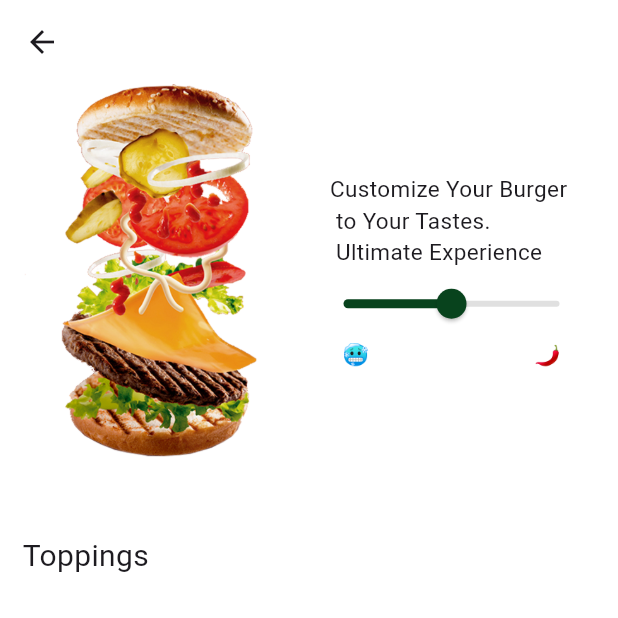
After one commit to abdullahdebo/hungry_app, a Flutter app: the screen it shows after launch, after a tap on "Cheesburger", on a phone screen of 412 x 824 dp, the top half of it. The commit adds this screen. Run offline on Flutter 3.47's test engine with Material 3 defaults, Android fonts, the light colour scheme and no system bars; our stand-ins replace flutter_svg, gap.

Commit message:
Add ProductDetailsView and SpicySlider widget; update HomeView for navigation and include burger image asset

```diff
--- a/analysis_options.yaml
+++ b/analysis_options.yaml
@@ -23,6 +23,5 @@ linter:
   rules:
     # avoid_print: false  # Uncomment to disable the `avoid_print` rule
     # prefer_single_quotes: true  # Uncomment to enable the `prefer_single_quotes` rule
-
 # Additional information about this file can be found at
 # https://dart.dev/guides/language/analysis-options
--- a/lib/features/home/view/home_view.dart
+++ b/lib/features/home/view/home_view.dart
@@ -4,6 +4,7 @@ import 'package:hungry_app/core/constants/app_colors.dart';
 import 'package:hungry_app/features/home/widget/card_item.dart';
 import 'package:hungry_app/features/home/widget/search_field.dart';
 import 'package:hungry_app/features/home/widget/user_header.dart';
+import 'package:hungry_app/features/product/view/product_details_view.dart';
 import 'package:hungry_app/shared/custom_text.dart';
 
 class HomeView extends StatefulWidget {
@@ -97,11 +98,23 @@ class _HomeViewState extends State<HomeView> {
                           mainAxisSpacing: 15,
                         ),
                     itemBuilder: (context, index) {
-                      return CardItem(
-                        image: itemsImage[index],
-                        name: 'Cheesburger',
-                        desc: 'Wendy"s Burger',
-                        rate: '⭐️ 4.9',
+                      return GestureDetector(
+                        onTap: () {
+                          Navigator.push(
+                            context,
+                            MaterialPageRoute(
+                              builder: (c) {
+                                return ProductDetailsView();
+                              },
+                            ),
+                          );
+                        },
+                        child: CardItem(
+                          image: itemsImage[index],
+                          name: 'Cheesburger',
+                          desc: 'Wendy"s Burger',
+                          rate: '⭐️ 4.9',
+                        ),
                       );
                     },
                   ),
--- /dev/null
+++ b/lib/features/product/view/product_details_view.dart
@@ -0,0 +1,48 @@
+// ignore_for_file: avoid_print
+
+import 'package:flutter/material.dart';
+import 'package:gap/gap.dart';
+import 'package:hungry_app/features/product/widget/spicy_slider.dart';
+import 'package:hungry_app/shared/custom_text.dart';
+
+class ProductDetailsView extends StatefulWidget {
+  const ProductDetailsView({super.key});
+
+  @override
+  State<ProductDetailsView> createState() =>
+      _ProductDetailsViewState();
+}
+
+class _ProductDetailsViewState
+    extends State<ProductDetailsView> {
+  double value = 0.5;
+  @override
+  Widget build(BuildContext context) {
+    return Scaffold(
+      appBar: AppBar(
+        backgroundColor: Colors.white,
+        leading: GestureDetector(
+          child: Icon(Icons.arrow_back),
+          onTap: () => Navigator.pop(context),
+        ),
+      ),
+      body: Padding(
+        padding: EdgeInsets.symmetric(horizontal: 15),
+        child: Column(
+          crossAxisAlignment: CrossAxisAlignment.start,
+          children: [
+            SpicySlider(
+              value: value,
+              onChanged: (v) {
+                setState(() => value = v);
+                print(value);
+              },
+            ),
+            Gap(50),
+            CustomText(text: 'Toppings', size: 20),
+          ],
+        ),
+      ),
+    );
+  }
+}
--- /dev/null
+++ b/lib/features/product/widget/spicy_slider.dart
@@ -0,0 +1,52 @@
+import 'package:flutter/material.dart';
+import 'package:gap/gap.dart';
+import 'package:hungry_app/core/constants/app_colors.dart';
+import 'package:hungry_app/shared/custom_text.dart';
+
+class SpicySlider extends StatelessWidget {
+  const SpicySlider({
+    super.key,
+    required this.value,
+    required this.onChanged,
+  });
+
+  final double value;
+  final ValueChanged<double> onChanged;
+
+  @override
+  Widget build(BuildContext context) {
+    return Row(
+      children: [
+        Image.asset('assets/details/burger1.png', height: 250),
+        Spacer(),
+        Column(
+          children: [
+            CustomText(
+              text:
+                  'Customize Your Burger \n to Your Tastes.\n Ultimate Experience',
+              size: 15,
+            ),
+            Slider(
+              min: 0,
+              max: 1,
+              value: value,
+              onChanged: onChanged,
+              activeColor: AppColors.primaryColor,
+              inactiveColor: Colors.grey.shade300,
+            ),
+            Row(
+              mainAxisAlignment: MainAxisAlignment.spaceEvenly,
+              children: [
+                CustomText(text: '🥶'),
+                Gap(110),
+                CustomText(text: '🌶️'),
+              ],
+            ),
+          ],
+        ),
+      ],
+    );
+  }
+}
+
+// Removed unused Gap class; use SizedBox(width: ...) for spacing.
--- a/pubspec.yaml
+++ b/pubspec.yaml
@@ -27,6 +27,7 @@ flutter:
     - assets/
     - assets/logo/
     - assets/splash/
+    - assets/details/
   # An image asset can refer to one or more resolution-specific "variants", see
   # https://flutter.dev/to/resolution-aware-images
   # For details regarding adding assets from package dependencies, see
```
Also changed, not shown: assets/details/burger1.png (added).
